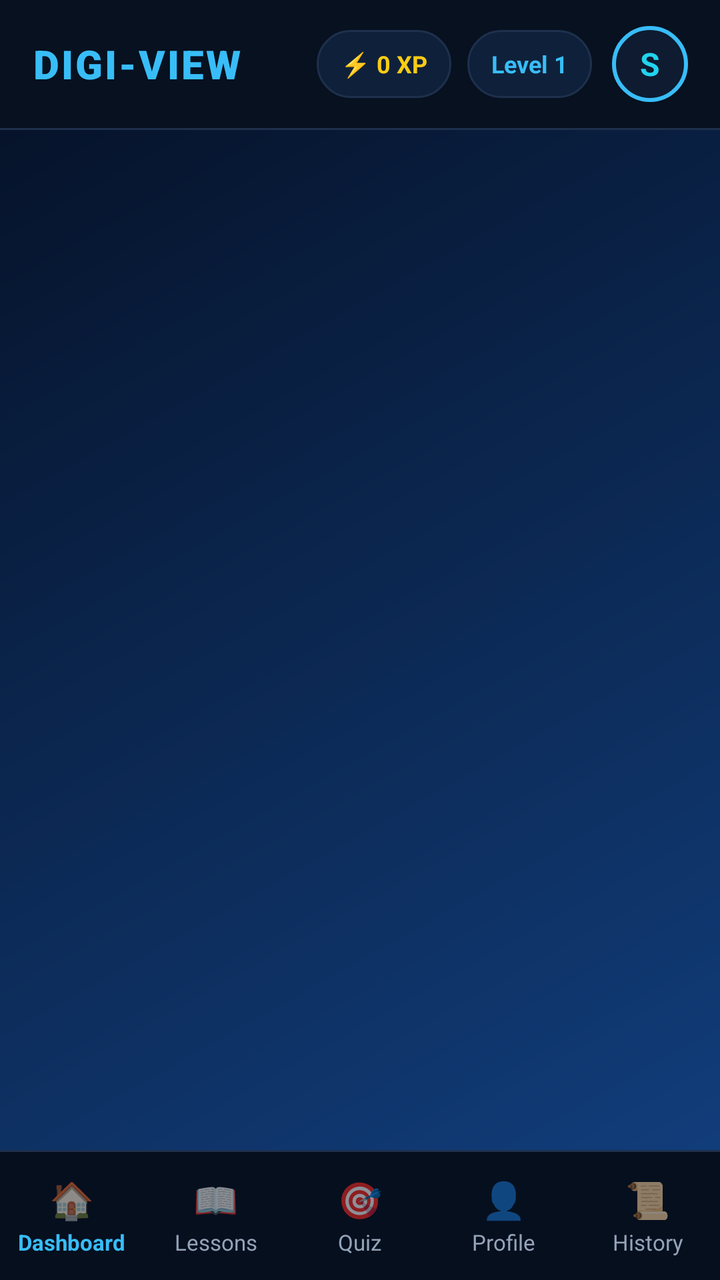
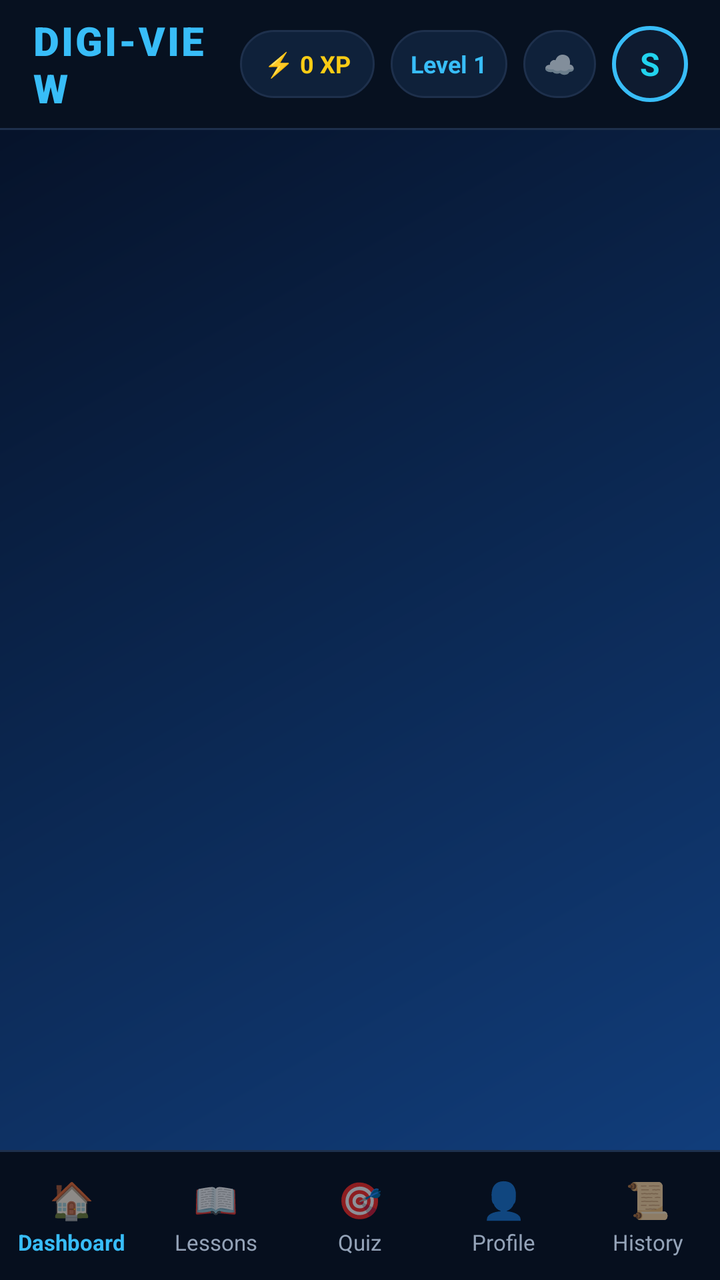

Two renders of the same Android screen: before a commit and after it. Below are the layout's source before the change and the commit's diff.
<!-- AndroidManifest.xml: application theme Theme.DigiView -->
<!-- res/layout/activity_main.xml -->
<?xml version="1.0" encoding="utf-8"?>
<androidx.constraintlayout.widget.ConstraintLayout
    xmlns:android="http://schemas.android.com/apk/res/android"
    xmlns:app="http://schemas.android.com/apk/res-auto"
    android:layout_width="match_parent"
    android:layout_height="match_parent"
    android:background="@drawable/bg_gradient">

    
    <LinearLayout
        android:id="@+id/topBar"
        android:layout_width="0dp"
        android:layout_height="64dp"
        android:background="@color/d_top"
        android:gravity="center_vertical"
        android:orientation="horizontal"
        android:paddingStart="16dp"
        android:paddingEnd="16dp"
        app:layout_constraintTop_toTopOf="parent"
        app:layout_constraintStart_toStartOf="parent"
        app:layout_constraintEnd_toEndOf="parent">

        
        <TextView
            android:layout_width="0dp"
            android:layout_height="wrap_content"
            android:layout_weight="1"
            android:text="DIGI-VIEW"
            android:textColor="@color/cyan"
            android:textSize="20sp"
            android:textStyle="bold"
            android:fontFamily="sans-serif-black"
            android:letterSpacing="0.05" />

        
        <LinearLayout
            android:id="@+id/topXpPill"
            android:layout_width="wrap_content"
            android:layout_height="34dp"
            android:background="@drawable/bg_pill"
            android:gravity="center"
            android:paddingStart="12dp"
            android:paddingEnd="12dp"
            android:layout_marginEnd="8dp">

            <TextView
                android:id="@+id/tvTopXp"
                android:layout_width="wrap_content"
                android:layout_height="wrap_content"
                android:text="⚡ 0 XP"
                android:textColor="@color/gold"
                android:textSize="12sp"
                android:textStyle="bold" />
        </LinearLayout>

        
        <LinearLayout
            android:id="@+id/topLevelPill"
            android:layout_width="wrap_content"
            android:layout_height="34dp"
            android:background="@drawable/bg_pill"
            android:gravity="center"
            android:paddingStart="12dp"
            android:paddingEnd="12dp"
            android:layout_marginEnd="10dp">

            <TextView
                android:id="@+id/tvTopLevel"
                android:layout_width="wrap_content"
                android:layout_height="wrap_content"
                android:text="Level 1"
                android:textColor="@color/cyan"
                android:textSize="12sp"
                android:textStyle="bold" />
        </LinearLayout>

        
        <TextView
            android:id="@+id/topAvatar"
            android:layout_width="38dp"
            android:layout_height="38dp"
            android:background="@drawable/bg_avatar"
            android:gravity="center"
            android:text="S"
            android:textColor="@color/cyan_glow"
            android:textSize="16sp"
            android:textStyle="bold" />
    </LinearLayout>

    <View
        android:id="@+id/topDivider"
        android:layout_width="0dp"
        android:layout_height="1dp"
        android:background="@color/d_line"
        app:layout_constraintTop_toBottomOf="@id/topBar"
        app:layout_constraintStart_toStartOf="parent"
        app:layout_constraintEnd_toEndOf="parent" />

    
    <FrameLayout
        android:id="@+id/contentContainer"
        android:layout_width="0dp"
        android:layout_height="0dp"
        app:layout_constraintTop_toBottomOf="@id/topDivider"
        app:layout_constraintBottom_toTopOf="@id/bottomNavDivider"
        app:layout_constraintStart_toStartOf="parent"
        app:layout_constraintEnd_toEndOf="parent" />

    
    <View
        android:id="@+id/bottomNavDivider"
        android:layout_width="0dp"
        android:layout_height="1dp"
        android:background="@color/d_line"
        app:layout_constraintBottom_toTopOf="@id/bottomNav"
        app:layout_constraintStart_toStartOf="parent"
        app:layout_constraintEnd_toEndOf="parent" />

    <LinearLayout
        android:id="@+id/bottomNav"
        android:layout_width="0dp"
        android:layout_height="64dp"
        android:background="@color/d_sidebar"
        android:gravity="center"
        android:orientation="horizontal"
        app:layout_constraintBottom_toBottomOf="parent"
        app:layout_constraintStart_toStartOf="parent"
        app:layout_constraintEnd_toEndOf="parent">

        
        <LinearLayout
            android:id="@+id/navDashboard"
            android:layout_width="0dp"
            android:layout_height="match_parent"
            android:layout_weight="1"
            android:gravity="center"
            android:orientation="vertical"
            android:clickable="true"
            android:focusable="true">

            <TextView
                android:id="@+id/iconNavDashboard"
                android:layout_width="wrap_content"
                android:layout_height="wrap_content"
                android:text="🏠"
                android:textSize="18sp" />

            <TextView
                android:id="@+id/labelNavDashboard"
                android:layout_width="wrap_content"
                android:layout_height="wrap_content"
                android:text="Dashboard"
                android:textColor="@color/cyan"
                android:textSize="11sp"
                android:textStyle="bold"
                android:layout_marginTop="2dp" />
        </LinearLayout>

        
        <LinearLayout
            android:id="@+id/navLessons"
            android:layout_width="0dp"
            android:layout_height="match_parent"
            android:layout_weight="1"
            android:gravity="center"
            android:orientation="vertical"
            android:clickable="true"
            android:focusable="true">

            <TextView
                android:id="@+id/iconNavLessons"
                android:layout_width="wrap_content"
                android:layout_height="wrap_content"
                android:text="📖"
                android:textSize="18sp" />

            <TextView
                android:id="@+id/labelNavLessons"
                android:layout_width="wrap_content"
                android:layout_height="wrap_content"
                android:text="Lessons"
                android:textColor="@color/muted"
                android:textSize="11sp"
                android:layout_marginTop="2dp" />
        </LinearLayout>

        
        <LinearLayout
            android:id="@+id/navQuiz"
            android:layout_width="0dp"
            android:layout_height="match_parent"
            android:layout_weight="1"
            android:gravity="center"
            android:orientation="vertical"
            android:clickable="true"
            android:focusable="true">

            <TextView
                android:id="@+id/iconNavQuiz"
                android:layout_width="wrap_content"
                android:layout_height="wrap_content"
                android:text="🎯"
                android:textSize="18sp" />

            <TextView
                android:id="@+id/labelNavQuiz"
                android:layout_width="wrap_content"
                android:layout_height="wrap_content"
                android:text="Quiz"
                android:textColor="@color/muted"
                android:textSize="11sp"
                android:layout_marginTop="2dp" />
        </LinearLayout>

        
        <LinearLayout
            android:id="@+id/navProfile"
            android:layout_width="0dp"
            android:layout_height="match_parent"
            android:layout_weight="1"
            android:gravity="center"
            android:orientation="vertical"
            android:clickable="true"
            android:focusable="true">

            <TextView
                android:id="@+id/iconNavProfile"
                android:layout_width="wrap_content"
                android:layout_height="wrap_content"
                android:text="👤"
                android:textSize="18sp" />

            <TextView
                android:id="@+id/labelNavProfile"
                android:layout_width="wrap_content"
                android:layout_height="wrap_content"
                android:text="Profile"
                android:textColor="@color/muted"
                android:textSize="11sp"
                android:layout_marginTop="2dp" />
        </LinearLayout>

        
        <LinearLayout
            android:id="@+id/navHistory"
            android:layout_width="0dp"
            android:layout_height="match_parent"
            android:layout_weight="1"
            android:gravity="center"
            android:orientation="vertical"
            android:clickable="true"
            android:focusable="true">

            <TextView
                android:id="@+id/iconNavHistory"
                android:layout_width="wrap_content"
                android:layout_height="wrap_content"
                android:text="📜"
                android:textSize="18sp" />

            <TextView
                android:id="@+id/labelNavHistory"
                android:layout_width="wrap_content"
                android:layout_height="wrap_content"
                android:text="History"
                android:textColor="@color/muted"
                android:textSize="11sp"
                android:layout_marginTop="2dp" />
        </LinearLayout>
    </LinearLayout>

</androidx.constraintlayout.widget.ConstraintLayout>
<!-- resources referenced by this layout -->
<resources>
  <color name="cyan">#38BDF8</color>
  <color name="cyan_glow">#22D3EE</color>
  <color name="d_line">#1E304C</color>
  <color name="d_sidebar">#060F1E</color>
  <color name="d_top">#071120</color>
  <color name="gold">#FACC15</color>
  <color name="muted">#94A3B8</color>
  <!-- drawable bg_avatar (drawable) -->
  <?xml version="1.0" encoding="utf-8"?>
  <shape xmlns:android="http://schemas.android.com/apk/res/android"
      android:shape="oval">
      <solid android:color="@color/d_card" />
      <stroke
          android:width="2dp"
          android:color="@color/cyan" />
  </shape>
  <!-- drawable bg_gradient (drawable) -->
  <?xml version="1.0" encoding="utf-8"?>
  <shape xmlns:android="http://schemas.android.com/apk/res/android"
      android:shape="rectangle">
      <gradient
          android:type="linear"
          android:angle="315"
          android:startColor="@color/d_bg_start"
          android:endColor="@color/d_bg_end" />
  </shape>
  <!-- drawable bg_pill (drawable) -->
  <?xml version="1.0" encoding="utf-8"?>
  <shape xmlns:android="http://schemas.android.com/apk/res/android"
      android:shape="rectangle">
      <corners android:radius="20dp" />
      <solid android:color="#0F213A" />
      <stroke
          android:width="1dp"
          android:color="@color/d_line" />
  </shape>
  <style name="Theme.DigiView" parent="Theme.MaterialComponents.DayNight.NoActionBar">
          
          <item name="colorPrimary">@color/blue</item>
          <item name="colorPrimaryVariant">@color/blue_hover</item>
          <item name="colorOnPrimary">@color/text_white</item>
  
          
          <item name="colorSecondary">@color/cyan</item>
          <item name="colorSecondaryVariant">@color/cyan_glow</item>
          <item name="colorOnSecondary">@color/d_sidebar</item>
  
          
          <item name="android:statusBarColor">@color/d_top</item>
          <item name="android:navigationBarColor">@color/d_sidebar</item>
          <item name="android:windowBackground">@drawable/bg_gradient</item>
      </style>
  <color name="d_card">#0E1B30</color>
  <color name="d_bg_start">#050F23</color>
  <color name="d_bg_end">#124182</color>
  <color name="blue">#2563EB</color>
  <color name="blue_hover">#1D4ED8</color>
  <color name="text_white">#F8FAFC</color>
</resources>

<!-- the commit's change to res/layout/activity_main.xml (unified diff, before → after) -->
@@ -60,9 +60,9 @@
             android:layout_height="34dp"
             android:background="@drawable/bg_pill"
             android:gravity="center"
-            android:paddingStart="12dp"
-            android:paddingEnd="12dp"
-            android:layout_marginEnd="10dp">
+            android:paddingStart="10dp"
+            android:paddingEnd="10dp"
+            android:layout_marginEnd="8dp">
 
             <TextView
                 android:id="@+id/tvTopLevel"
@@ -72,6 +72,27 @@
                 android:textColor="@color/cyan"
                 android:textSize="12sp"
                 android:textStyle="bold" />
+        </LinearLayout>
+
+        
+        <LinearLayout
+            android:id="@+id/topCloudPill"
+            android:layout_width="wrap_content"
+            android:layout_height="34dp"
+            android:background="@drawable/bg_pill"
+            android:gravity="center"
+            android:paddingStart="10dp"
+            android:paddingEnd="10dp"
+            android:layout_marginEnd="8dp"
+            android:clickable="true"
+            android:focusable="true">
+
+            <TextView
+                android:id="@+id/tvTopCloud"
+                android:layout_width="wrap_content"
+                android:layout_height="wrap_content"
+                android:text="☁️"
+                android:textSize="13sp" />
         </LinearLayout>
 
         
